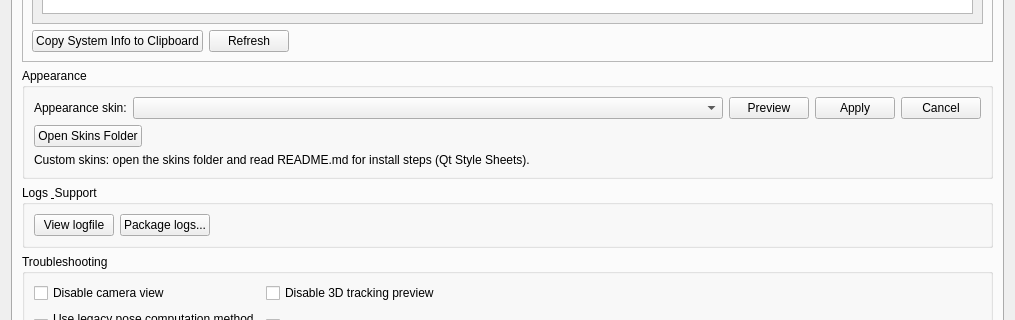
First picture: the form in src/qt_gui/ltr.ui, repository fwfa123/linuxtrackx-ir, before the edit; both pictures show x 0 to 1015 and y 219 to 539 of the 1015 by 777 pixel window.
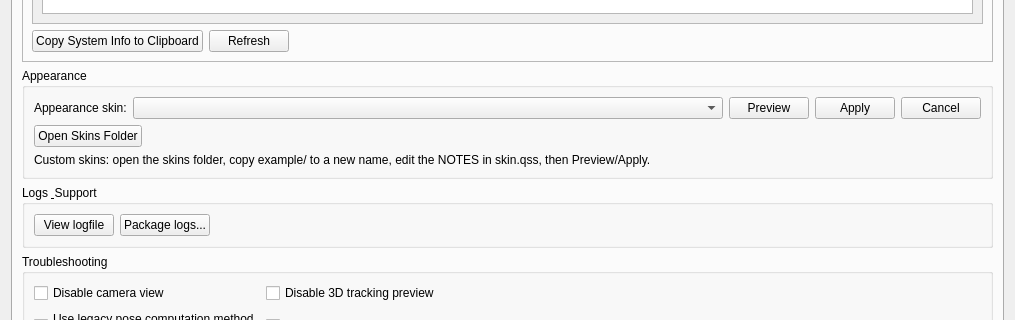
Second picture: the form after the edit. The open tabs and pages were chosen to show the change. Icons and pictures are not drawn.

Commit message:
feat(gui): add commented example starter skin for authors
Ship an Example skin with NOTES in skin.qss/skin.ini, list it in the
Appearance combo, and seed example/ into the user skins folder alongside
the README when Open Skins Folder is used.

Patch:
```diff
--- a/src/qt_gui/ltr.ui
+++ b/src/qt_gui/ltr.ui
@@ -704,7 +704,7 @@
           <item>
            <widget class="QLabel" name="SkinHelpHintLabel">
             <property name="text">
-             <string>Custom skins: open the skins folder and read README.md for install steps (Qt Style Sheets).</string>
+             <string>Custom skins: open the skins folder, copy example/ to a new name, edit the NOTES in skin.qss, then Preview/Apply.</string>
             </property>
             <property name="wordWrap">
              <bool>true</bool>
```
The commit also changes 8 other files.
